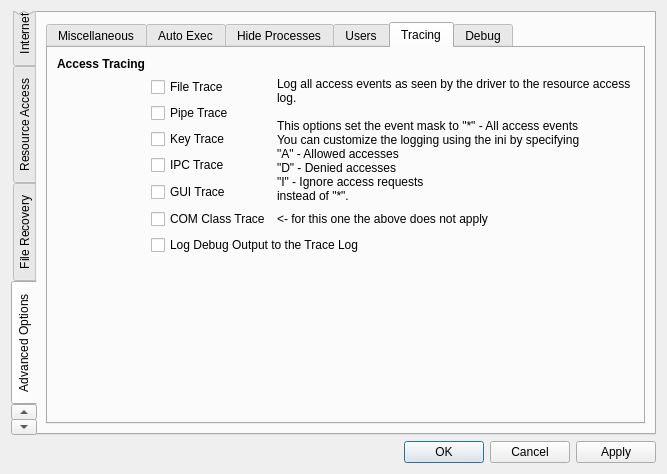
The window that SandboxiePlus/SandMan/Forms/OptionsWindow.ui (sandboxie-plus/Sandboxie) describes before a commit, drawn with Qt 5.
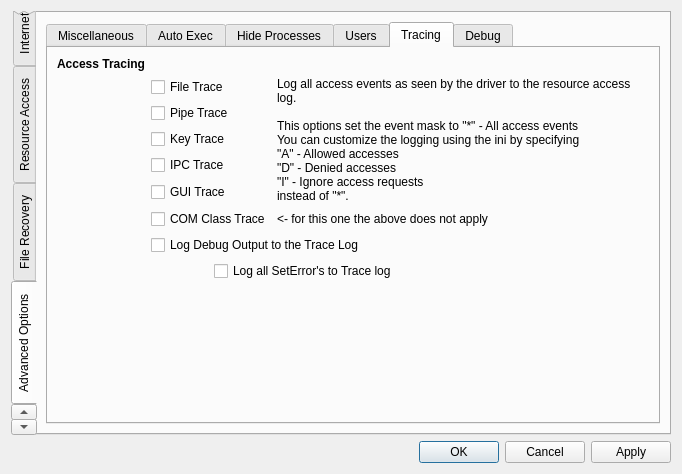
The same window after the commit. The open tabs and pages were chosen to show the change.

Diff of the .ui file:
```diff
--- a/SandboxiePlus/SandMan/Forms/OptionsWindow.ui
+++ b/SandboxiePlus/SandMan/Forms/OptionsWindow.ui
@@ -6,7 +6,7 @@
    <rect>
     <x>0</x>
     <y>0</y>
-    <width>622</width>
+    <width>682</width>
     <height>473</height>
    </rect>
   </property>
@@ -45,7 +45,7 @@
         <enum>QTabWidget::West</enum>
        </property>
        <property name="currentIndex">
-        <number>8</number>
+        <number>0</number>
        </property>
        <widget class="QWidget" name="tabGeneral">
         <attribute name="title">
@@ -1637,40 +1637,6 @@
               <layout class="QGridLayout" name="gridLayout_34">
                <item row="0" column="0">
                 <layout class="QGridLayout" name="gridLayout_32">
-                 <item row="10" column="2">
-                  <spacer name="horizontalSpacer">
-                   <property name="orientation">
-                    <enum>Qt::Horizontal</enum>
-                   </property>
-                   <property name="sizeHint" stdset="0">
-                    <size>
-                     <width>40</width>
-                     <height>20</height>
-                    </size>
-                   </property>
-                  </spacer>
-                 </item>
-                 <item row="7" column="1">
-                  <widget class="QCheckBox" name="chkGuiTrace">
-                   <property name="text">
-                    <string>GUI Trace</string>
-                   </property>
-                  </widget>
-                 </item>
-                 <item row="6" column="1">
-                  <widget class="QCheckBox" name="chkIpcTrace">
-                   <property name="text">
-                    <string>IPC Trace</string>
-                   </property>
-                  </widget>
-                 </item>
-                 <item row="4" column="1">
-                  <widget class="QCheckBox" name="chkPipeTrace">
-                   <property name="text">
-                    <string>Pipe Trace</string>
-                   </property>
-                  </widget>
-                 </item>
                  <item row="2" column="0">
                   <widget class="QLabel" name="label_19">
                    <property name="font">
@@ -1684,41 +1650,55 @@
                    </property>
                   </widget>
                  </item>
-                 <item row="9" column="1" colspan="2">
+                 <item row="10" column="2" colspan="2">
+                  <widget class="QCheckBox" name="chkErrTrace">
+                   <property name="text">
+                    <string>Log all SetError's to Trace log</string>
+                   </property>
+                  </widget>
+                 </item>
+                 <item row="11" column="1">
+                  <spacer name="verticalSpacer_2">
+                   <property name="orientation">
+                    <enum>Qt::Vertical</enum>
+                   </property>
+                   <property name="sizeHint" stdset="0">
+                    <size>
+                     <width>20</width>
+                     <height>40</height>
+                    </size>
+                   </property>
+                  </spacer>
+                 </item>
+                 <item row="8" column="3">
+                  <widget class="QLabel" name="label_28">
+                   <property name="text">
+                    <string>&lt;- for this one the above does not apply</string>
+                   </property>
+                  </widget>
+                 </item>
+                 <item row="9" column="1" colspan="3">
                   <widget class="QCheckBox" name="chkDbgTrace">
                    <property name="text">
                     <string>Log Debug Output to the Trace Log</string>
                    </property>
                   </widget>
                  </item>
-                 <item row="10" column="1">
-                  <spacer name="verticalSpacer_2">
-                   <property name="orientation">
-                    <enum>Qt::Vertical</enum>
-                   </property>
-                   <property name="sizeHint" stdset="0">
-                    <size>
-                     <width>20</width>
-                     <height>40</height>
-                    </size>
-                   </property>
-                  </spacer>
-                 </item>
-                 <item row="3" column="1">
+                 <item row="3" column="1" colspan="2">
                   <widget class="QCheckBox" name="chkFileTrace">
                    <property name="text">
                     <string>File Trace</string>
                    </property>
                   </widget>
                  </item>
-                 <item row="5" column="1">
+                 <item row="5" column="1" colspan="2">
                   <widget class="QCheckBox" name="chkKeyTrace">
                    <property name="text">
                     <string>Key Trace</string>
                    </property>
                   </widget>
                  </item>
-                 <item row="3" column="2" rowspan="5">
+                 <item row="3" column="3" rowspan="5">
                   <widget class="QLabel" name="label_26">
                    <property name="text">
                     <string>Log all access events as seen by the driver to the resource access log.
@@ -1738,20 +1718,60 @@
                    </property>
                   </widget>
                  </item>
-                 <item row="8" column="1">
+                 <item row="7" column="1" colspan="2">
+                  <widget class="QCheckBox" name="chkGuiTrace">
+                   <property name="text">
+                    <string>GUI Trace</string>
+                   </property>
+                  </widget>
+                 </item>
+                 <item row="6" column="1" colspan="2">
+                  <widget class="QCheckBox" name="chkIpcTrace">
+                   <property name="text">
+                    <string>IPC Trace</string>
+                   </property>
+                  </widget>
+                 </item>
+                 <item row="8" column="1" colspan="2">
                   <widget class="QCheckBox" name="chkComTrace">
                    <property name="text">
                     <string>COM Class Trace</string>
                    </property>
                   </widget>
                  </item>
-                 <item row="8" column="2">
-                  <widget class="QLabel" name="label_28">
+                 <item row="4" column="1" colspan="2">
+                  <widget class="QCheckBox" name="chkPipeTrace">
                    <property name="text">
-                    <string>&lt;- for this one the above does not apply</string>
+                    <string>Pipe Trace</string>
                    </property>
                   </widget>
                  </item>
+                 <item row="11" column="4">
+                  <spacer name="horizontalSpacer_3">
+                   <property name="orientation">
+                    <enum>Qt::Horizontal</enum>
+                   </property>
+                   <property name="sizeHint" stdset="0">
+                    <size>
+                     <width>40</width>
+                     <height>20</height>
+                    </size>
+                   </property>
+                  </spacer>
+                 </item>
+                 <item row="11" column="2" colspan="2">
+                  <spacer name="horizontalSpacer">
+                   <property name="orientation">
+                    <enum>Qt::Horizontal</enum>
+                   </property>
+                   <property name="sizeHint" stdset="0">
+                    <size>
+                     <width>40</width>
+                     <height>20</height>
+                    </size>
+                   </property>
+                  </spacer>
+                 </item>
                 </layout>
                </item>
               </layout>
```
